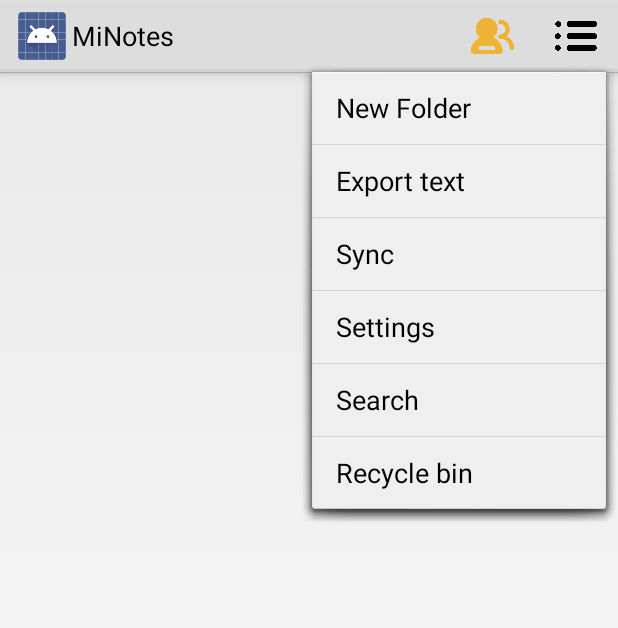
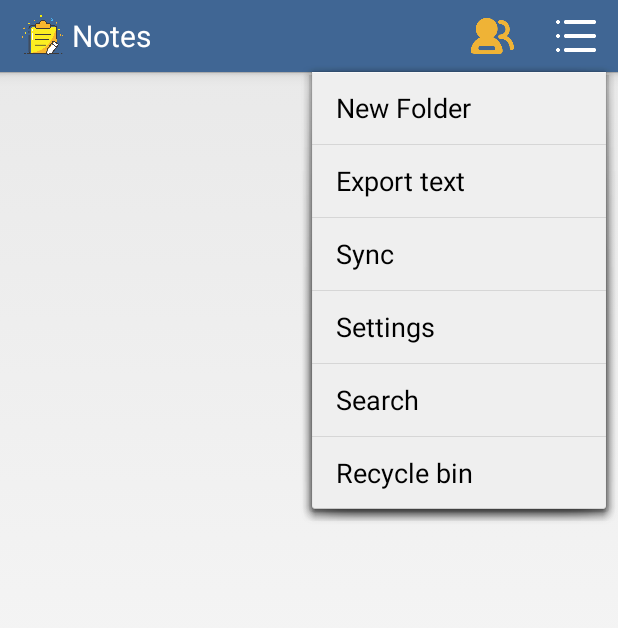
Before and after one commit to JoeyShiehh/NotesApp, an Android app: the screen it shows after launch (NotesListActivity), after a tap on "More", on a phone screen of 412 x 824 dp. Shown: the top 628 px of the screen. Run offline under Robolectric (Android 15) with nearby library versions, the phone set to English and light mode, and no system bars; libraries missing offline, so code that uses them is left out: cn.refactor.lib; 12 statements that could not run were skipped.

Commit message:
修改icon和ActionBar

```diff
--- a/app/build.gradle
+++ b/app/build.gradle
@@ -7,7 +7,7 @@ android {
 
     defaultConfig {
         applicationId "net.micode.notes"
-        minSdkVersion 14
+        minSdkVersion 15
         //noinspection ExpiredTargetSdkVersion
         targetSdkVersion 29
     }
--- a/app/src/main/res/menu/note_list.xml
+++ b/app/src/main/res/menu/note_list.xml
@@ -29,7 +29,7 @@
         android:id="@+id/note_list_moreaction"
         android:title="More"
         android:orderInCategory="1"
-        android:icon="@drawable/menu_icon"
+        android:icon="@drawable/menu_icon_wht"
         android:showAsAction="always"
         tools:ignore="AppCompatResource">
         <menu>
--- a/app/src/main/res/menu/sub_folder.xml
+++ b/app/src/main/res/menu/sub_folder.xml
@@ -17,11 +17,13 @@
 
 <menu xmlns:tools="http://schemas.android.com/tools"
     xmlns:android="http://schemas.android.com/apk/res/android">
+    <item
+        android:id="@+id/about"
+        android:title="@string/about_us"
+        android:icon="@drawable/about"
+        android:orderInCategory="0"
+        android:showAsAction="always"
+        tools:ignore="AppCompatResource"/>
 
-    <item
-        android:id="@+id/menu_new_note"
-        android:icon="@drawable/btn_create_normal"
-        android:title="@string/notelist_menu_new"
-        android:orderInCategory="1"
-        tools:ignore="AppCompatResource" />
+
 </menu>
--- a/app/src/main/res/values/strings.xml
+++ b/app/src/main/res/values/strings.xml
@@ -128,7 +128,7 @@
     <string name="datetime_dialog_cancel">cancel</string>
     <string name="recycle_bin">Recycle bin</string>
     <string name="press_back_twice">Please Press Back Twice To Exit</string>
-    <string name="main_title">MiNotes</string>
+    <string name="main_title">Notes</string>
     <string name="about_us">About Us</string>
     <plurals name="search_results_title">
          <item quantity="one"><xliff:g id="number" example="1">%1$s</xliff:g> result for \"<xliff:g id="search" example="???">%2$s</xliff:g>\"</item>
--- a/app/src/main/res/values/styles.xml
+++ b/app/src/main/res/values/styles.xml
@@ -66,4 +66,18 @@
         <item name="android:displayOptions" />
         <item name="android:visibility">gone</item>
     </style>
+    <style name="AppBaseTheme" parent="android:Theme.Holo.Light">
+        <!-- API 14 theme customizations can go here. -->
+        <item name="android:actionBarStyle">@style/my_actionbar_style</item>
+    </style>
+
+    <style name="my_actionbar_style" parent="@android:style/Widget.Holo.Light.ActionBar">
+        <item name="android:background">#406694</item>
+        <item name="android:titleTextStyle">@style/AcBar_titleStyle</item>
+        <item name="android:icon">@drawable/icon_app</item>
+    </style>
+    <style name="AcBar_titleStyle">
+        <item name="android:textSize">@dimen/text_font_size_medium</item>
+        <item name="android:textColor">#FFFFFF</item>
+    </style>
 </resources>
```
Also changed, not shown: app/src/main/AndroidManifest.xml (+4 -4 lines), app/src/main/java/net/micode/notes/ui/NotesListActivity.java (+2 -5 lines), app/src/main/res/drawable-hdpi/icon_app.png, app/src/main/res/drawable-hdpi/icon_app_wht.png (added), app/src/main/res/drawable-hdpi/menu_icon_wht.png (added), 166 other files.
